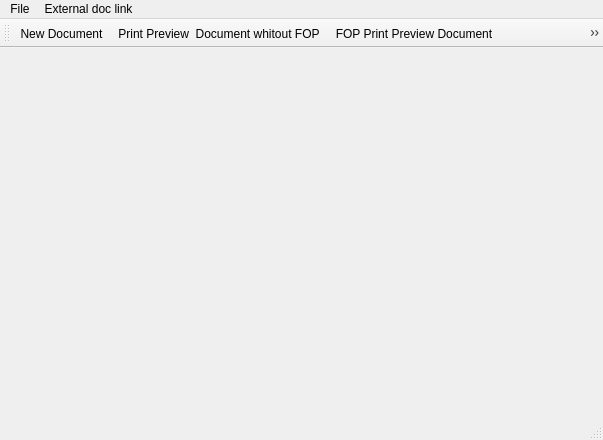
The window that fop_miniscribus.2.0.0/src/ui/gmain.ui (google-code-export/fop-miniscribus) describes before a commit, drawn with Qt 5.
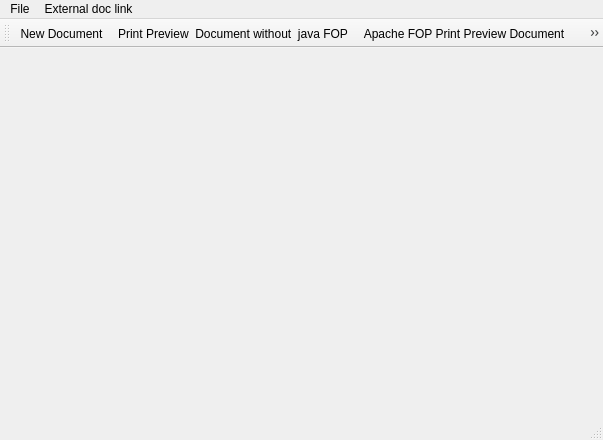
The same window after the commit. Icons and pictures are not drawn.

Diff of the .ui file:
```diff
--- a/fop_miniscribus.2.0.0/src/ui/gmain.ui
+++ b/fop_miniscribus.2.0.0/src/ui/gmain.ui
@@ -163,7 +163,7 @@
      <normaloff>:/img/fileprint.png</normaloff>:/img/fileprint.png</iconset>
    </property>
    <property name="text" >
-    <string>FOP Print Preview Document</string>
+    <string>Apache FOP Print Preview Document</string>
    </property>
   </action>
   <action name="savertf" >
@@ -190,7 +190,7 @@
      <normaloff>:/images/print-32.png</normaloff>:/images/print-32.png</iconset>
    </property>
    <property name="text" >
-    <string>Print Preview  Document whitout FOP</string>
+    <string>Print Preview  Document without  java FOP</string>
    </property>
   </action>
  </widget>
```
